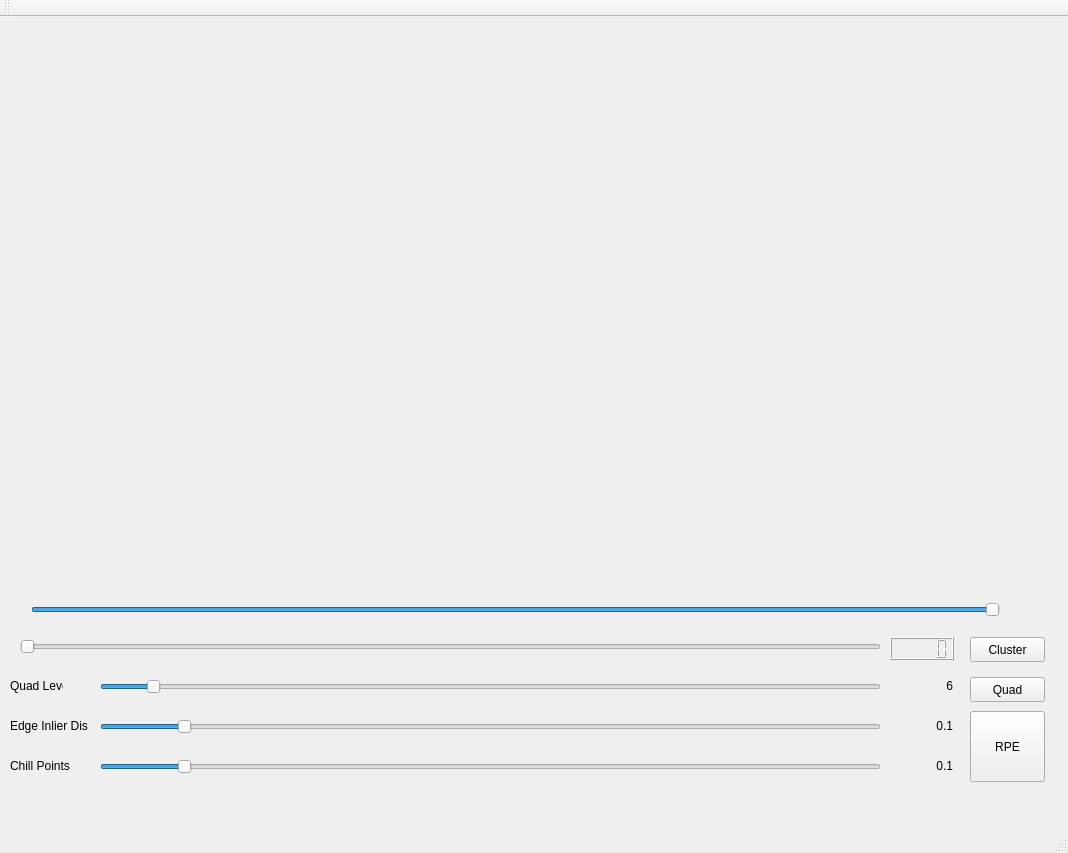
This is ThermalImaging/ThermalImaging/thermalimaging.ui in maciejgryka/engd-thermalimaging as Qt 5 draws it before an edit. The edited form follows.
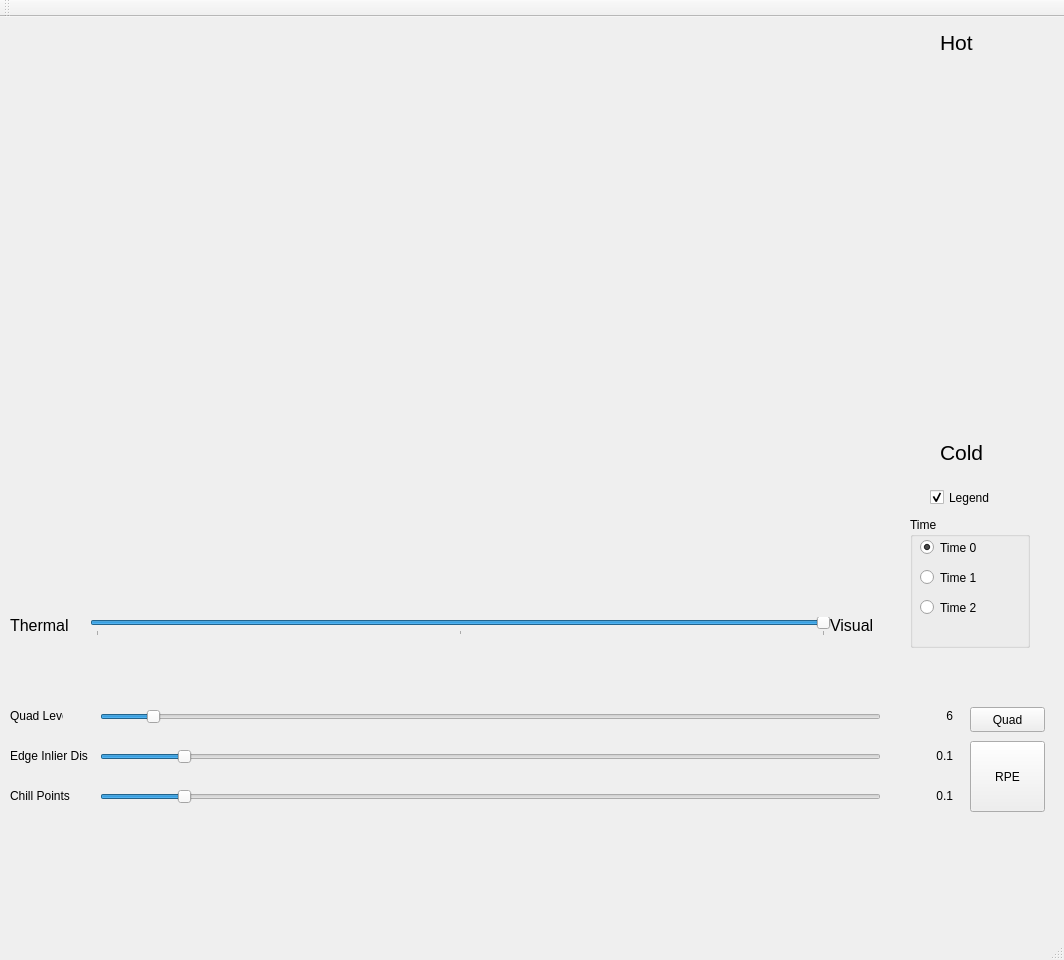
This is the edited form. Custom widgets are drawn as their Qt base class.

Patch:
```diff
--- a/ThermalImaging/ThermalImaging/thermalimaging.ui
+++ b/ThermalImaging/ThermalImaging/thermalimaging.ui
@@ -6,86 +6,22 @@
    <rect>
     <x>0</x>
     <y>0</y>
-    <width>1068</width>
-    <height>853</height>
+    <width>1064</width>
+    <height>960</height>
    </rect>
   </property>
   <property name="windowTitle">
    <string>ThermalImaging</string>
   </property>
   <widget class="QWidget" name="centralWidget">
-   <widget class="QWidget" name="verticalLayoutWidget">
-    <property name="geometry">
-     <rect>
-      <x>20</x>
-      <y>10</y>
-      <width>991</width>
-      <height>601</height>
-     </rect>
-    </property>
-    <layout class="QVBoxLayout" name="verticalLayout">
-     <item>
-      <widget class="TestGLWidget" name="mainWid" native="true"/>
-     </item>
-     <item>
-      <widget class="QSlider" name="thermalVisualSlider">
-       <property name="maximum">
-        <number>100</number>
-       </property>
-       <property name="value">
-        <number>100</number>
-       </property>
-       <property name="orientation">
-        <enum>Qt::Horizontal</enum>
-       </property>
-      </widget>
-     </item>
-    </layout>
-   </widget>
-   <widget class="QPushButton" name="clusterButton">
-    <property name="geometry">
-     <rect>
-      <x>970</x>
-      <y>620</y>
-      <width>75</width>
-      <height>25</height>
-     </rect>
-    </property>
-    <property name="text">
-     <string>Cluster</string>
-    </property>
-   </widget>
-   <widget class="QSlider" name="clusterSlider">
-    <property name="geometry">
-     <rect>
-      <x>20</x>
-      <y>620</y>
-      <width>861</width>
-      <height>19</height>
-     </rect>
-    </property>
-    <property name="singleStep">
-     <number>1</number>
-    </property>
-    <property name="orientation">
-     <enum>Qt::Horizontal</enum>
-    </property>
-   </widget>
-   <widget class="QLCDNumber" name="clusterView">
-    <property name="geometry">
-     <rect>
-      <x>890</x>
-      <y>620</y>
-      <width>64</width>
-      <height>23</height>
-     </rect>
-    </property>
-   </widget>
    <widget class="QSlider" name="quadSlider">
+    <property name="enabled">
+     <bool>true</bool>
+    </property>
     <property name="geometry">
      <rect>
       <x>100</x>
-      <y>660</y>
+      <y>690</y>
       <width>781</width>
       <height>20</height>
      </rect>
@@ -101,10 +37,13 @@
     </property>
    </widget>
    <widget class="QPushButton" name="quadButton">
+    <property name="enabled">
+     <bool>true</bool>
+    </property>
     <property name="geometry">
      <rect>
       <x>970</x>
-      <y>660</y>
+      <y>690</y>
       <width>75</width>
       <height>25</height>
      </rect>
@@ -114,10 +53,13 @@
     </property>
    </widget>
    <widget class="QSlider" name="edgeSlider">
+    <property name="enabled">
+     <bool>true</bool>
+    </property>
     <property name="geometry">
      <rect>
       <x>100</x>
-      <y>700</y>
+      <y>730</y>
       <width>781</width>
       <height>20</height>
      </rect>
@@ -136,10 +78,13 @@
     </property>
    </widget>
    <widget class="QSlider" name="chillSlider">
+    <property name="enabled">
+     <bool>true</bool>
+    </property>
     <property name="geometry">
      <rect>
       <x>100</x>
-      <y>740</y>
+      <y>770</y>
       <width>781</width>
       <height>20</height>
      </rect>
@@ -155,10 +100,13 @@
     </property>
    </widget>
    <widget class="QPushButton" name="rpeButton">
+    <property name="enabled">
+     <bool>true</bool>
+    </property>
     <property name="geometry">
      <rect>
       <x>970</x>
-      <y>694</y>
+      <y>724</y>
       <width>75</width>
       <height>71</height>
      </rect>
@@ -168,10 +116,13 @@
     </property>
    </widget>
    <widget class="QLabel" name="edgeView">
+    <property name="enabled">
+     <bool>true</bool>
+    </property>
     <property name="geometry">
      <rect>
       <x>900</x>
-      <y>700</y>
+      <y>730</y>
       <width>53</width>
       <height>17</height>
      </rect>
@@ -184,10 +135,13 @@
     </property>
    </widget>
    <widget class="QLabel" name="chillView">
+    <property name="enabled">
+     <bool>true</bool>
+    </property>
     <property name="geometry">
      <rect>
       <x>900</x>
-      <y>740</y>
+      <y>770</y>
       <width>53</width>
       <height>17</height>
      </rect>
@@ -200,10 +154,13 @@
     </property>
    </widget>
    <widget class="QLabel" name="quadView">
+    <property name="enabled">
+     <bool>true</bool>
+    </property>
     <property name="geometry">
      <rect>
       <x>900</x>
-      <y>660</y>
+      <y>690</y>
       <width>53</width>
       <height>17</height>
      </rect>
@@ -216,10 +173,13 @@
     </property>
    </widget>
    <widget class="QLabel" name="label">
+    <property name="enabled">
+     <bool>true</bool>
+    </property>
     <property name="geometry">
      <rect>
       <x>10</x>
-      <y>660</y>
+      <y>690</y>
       <width>53</width>
       <height>17</height>
      </rect>
@@ -229,10 +189,13 @@
     </property>
    </widget>
    <widget class="QLabel" name="label_2">
+    <property name="enabled">
+     <bool>true</bool>
+    </property>
     <property name="geometry">
      <rect>
       <x>10</x>
-      <y>700</y>
+      <y>730</y>
       <width>91</width>
       <height>17</height>
      </rect>
@@ -242,10 +205,13 @@
     </property>
    </widget>
    <widget class="QLabel" name="label_3">
+    <property name="enabled">
+     <bool>true</bool>
+    </property>
     <property name="geometry">
      <rect>
       <x>10</x>
-      <y>740</y>
+      <y>770</y>
       <width>81</width>
       <height>17</height>
      </rect>
@@ -254,16 +220,206 @@
      <string>Chill Points</string>
     </property>
    </widget>
-  </widget>
-  <widget class="QMenuBar" name="menuBar">
-   <property name="geometry">
-    <rect>
-     <x>0</x>
-     <y>0</y>
-     <width>1068</width>
-     <height>27</height>
-    </rect>
-   </property>
+   <widget class="VisibilityLabel" name="hotLabel">
+    <property name="geometry">
+     <rect>
+      <x>940</x>
+      <y>10</y>
+      <width>53</width>
+      <height>31</height>
+     </rect>
+    </property>
+    <property name="font">
+     <font>
+      <pointsize>16</pointsize>
+     </font>
+    </property>
+    <property name="text">
+     <string>Hot</string>
+    </property>
+   </widget>
+   <widget class="VisibilityLabel" name="coldLabel">
+    <property name="geometry">
+     <rect>
+      <x>940</x>
+      <y>420</y>
+      <width>53</width>
+      <height>31</height>
+     </rect>
+    </property>
+    <property name="font">
+     <font>
+      <pointsize>16</pointsize>
+     </font>
+    </property>
+    <property name="text">
+     <string>Cold</string>
+    </property>
+   </widget>
+   <widget class="QSlider" name="thermalVisualSlider">
+    <property name="geometry">
+     <rect>
+      <x>90</x>
+      <y>600</y>
+      <width>741</width>
+      <height>19</height>
+     </rect>
+    </property>
+    <property name="maximum">
+     <number>100</number>
+    </property>
+    <property name="pageStep">
+     <number>50</number>
+    </property>
+    <property name="value">
+     <number>100</number>
+    </property>
+    <property name="orientation">
+     <enum>Qt::Horizontal</enum>
+    </property>
+    <property name="tickPosition">
+     <enum>QSlider::TicksBelow</enum>
+    </property>
+    <property name="tickInterval">
+     <number>50</number>
+    </property>
+   </widget>
+   <widget class="TestGLWidget" name="mainWid" native="true">
+    <property name="enabled">
+     <bool>true</bool>
+    </property>
+    <property name="geometry">
+     <rect>
+      <x>10</x>
+      <y>10</y>
+      <width>871</width>
+      <height>574</height>
+     </rect>
+    </property>
+    <property name="maximumSize">
+     <size>
+      <width>880</width>
+      <height>574</height>
+     </size>
+    </property>
+   </widget>
+   <widget class="QLabel" name="thermalLabel">
+    <property name="geometry">
+     <rect>
+      <x>10</x>
+      <y>600</y>
+      <width>81</width>
+      <height>17</height>
+     </rect>
+    </property>
+    <property name="font">
+     <font>
+      <pointsize>12</pointsize>
+     </font>
+    </property>
+    <property name="text">
+     <string>Thermal</string>
+    </property>
+   </widget>
+   <widget class="QLabel" name="visualLabel">
+    <property name="geometry">
+     <rect>
+      <x>830</x>
+      <y>600</y>
+      <width>61</width>
+      <height>17</height>
+     </rect>
+    </property>
+    <property name="font">
+     <font>
+      <pointsize>12</pointsize>
+     </font>
+    </property>
+    <property name="text">
+     <string>Visual</string>
+    </property>
+   </widget>
+   <widget class="QCheckBox" name="legendCheck">
+    <property name="geometry">
+     <rect>
+      <x>930</x>
+      <y>470</y>
+      <width>82</width>
+      <height>21</height>
+     </rect>
+    </property>
+    <property name="text">
+     <string>Legend</string>
+    </property>
+    <property name="checked">
+     <bool>true</bool>
+    </property>
+   </widget>
+   <widget class="LabelGLWidget" name="labelWidget" native="true">
+    <property name="geometry">
+     <rect>
+      <x>940</x>
+      <y>50</y>
+      <width>51</width>
+      <height>361</height>
+     </rect>
+    </property>
+   </widget>
+   <widget class="QGroupBox" name="timeBox">
+    <property name="geometry">
+     <rect>
+      <x>910</x>
+      <y>500</y>
+      <width>120</width>
+      <height>131</height>
+     </rect>
+    </property>
+    <property name="title">
+     <string>Time</string>
+    </property>
+    <widget class="QRadioButton" name="radio0">
+     <property name="geometry">
+      <rect>
+       <x>10</x>
+       <y>20</y>
+       <width>96</width>
+       <height>21</height>
+      </rect>
+     </property>
+     <property name="text">
+      <string>Time 0</string>
+     </property>
+     <property name="checked">
+      <bool>true</bool>
+     </property>
+    </widget>
+    <widget class="QRadioButton" name="radio2">
+     <property name="geometry">
+      <rect>
+       <x>10</x>
+       <y>80</y>
+       <width>96</width>
+       <height>21</height>
+      </rect>
+     </property>
+     <property name="text">
+      <string>Time 2</string>
+     </property>
+    </widget>
+    <widget class="QRadioButton" name="radio1">
+     <property name="geometry">
+      <rect>
+       <x>10</x>
+       <y>50</y>
+       <width>96</width>
+       <height>21</height>
+      </rect>
+     </property>
+     <property name="text">
+      <string>Time 1</string>
+     </property>
+    </widget>
+   </widget>
   </widget>
   <widget class="QToolBar" name="mainToolBar">
    <attribute name="toolBarArea">
@@ -277,6 +433,17 @@
  </widget>
  <layoutdefault spacing="6" margin="11"/>
  <customwidgets>
+  <customwidget>
+   <class>VisibilityLabel</class>
+   <extends>QLabel</extends>
+   <header>VisibilityLabel.h</header>
+  </customwidget>
+  <customwidget>
+   <class>LabelGLWidget</class>
+   <extends>QWidget</extends>
+   <header>labelglwidget.h</header>
+   <container>1</container>
+  </customwidget>
   <customwidget>
    <class>TestGLWidget</class>
    <extends>QWidget</extends>
```
Left out of the diff: 10 changed lines with no effect on the pictures.
